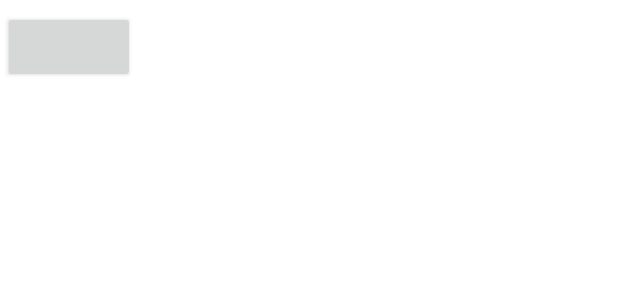
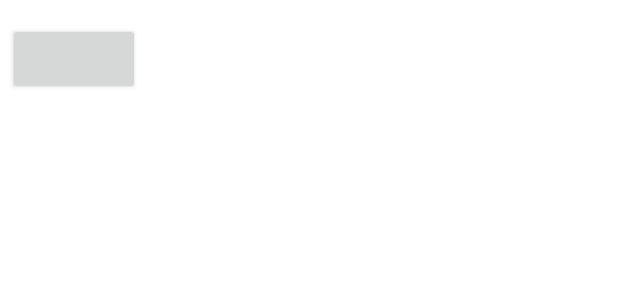
Before and after one commit to kshashov/Android-translate, an Android app: the layout history_item.xml on its own in the app's theme, with its tools: preview values and no code run, on a phone screen of 412 x 824 dp. Shown: the top 300 px of the screen. Run offline under Robolectric (Android 15) with nearby library versions, the phone set to English and light mode, and no system bars; plain views replace MaterialFavoriteButton.

Commit message:
fixes and some ui changes

```diff
--- a/app/src/main/java/shashov/translate/ui/fragments/TranslateFragment.java
+++ b/app/src/main/java/shashov/translate/ui/fragments/TranslateFragment.java
@@ -158,10 +158,9 @@ public class TranslateFragment extends MvpAppCompatFragment implements Translate
         if (!translate.getInput().equals(etInputText.getText().toString().trim())) {
             etInputText.removeTextChangedListener(this);
             etInputText.setText(translate.getInput());
-            etInputText.addTextChangedListener(this);
             Log.d(TAG, "input = [" + translate.getInput() + "," + etInputText.getText().toString().trim() + "]");
         }
-
+        etInputText.addTextChangedListener(this);
         //langs
         setupLang(true, translate.getFromLang());
         setupLang(false, translate.getToLang());
--- a/app/src/main/res/drawable/border_shape.xml
+++ /dev/null
@@ -1,6 +0,0 @@
-<shape xmlns:android="http://schemas.android.com/apk/res/android">
-    <stroke
-        android:width="1dp"
-        android:color="@color/borderShapeColor"/>
-    <solid android:color="@color/bgInputPanel"/>
-</shape>
--- a/app/src/main/res/layout/fragment_translate.xml
+++ b/app/src/main/res/layout/fragment_translate.xml
@@ -51,7 +51,7 @@
             android:id="@+id/language_panel"
             android:orientation="horizontal"
             android:layout_width="match_parent"
-            android:layout_height="wrap_content"
+            android:layout_height="?attr/actionBarSize"
             android:background="@color/bgActionBar"
             android:paddingBottom="@dimen/paddingNormal"
             android:paddingTop="@dimen/paddingNormal"
@@ -164,10 +164,6 @@
                     android:textColor="@color/black"
                     app:timeout="500"/>
 
-                <!--<TextView-->
-                <!--android:layout_width="wrap_content"-->
-                <!--android:layout_height="wrap_content"-->
-                <!--android:text="@string/loading"/>-->
             </LinearLayout>
 
             <include layout="@layout/no_data"/>
--- a/app/src/main/res/layout/history_item.xml
+++ b/app/src/main/res/layout/history_item.xml
@@ -3,36 +3,40 @@
     xmlns:android="http://schemas.android.com/apk/res/android"
     android:layout_width="match_parent"
     android:layout_height="wrap_content"
-    android:padding="@dimen/paddingSmall"
+    android:paddingTop="@dimen/paddingBig"
     android:background="@color/bgHistoryItem">
 
     <com.github.ivbaranov.mfb.MaterialFavoriteButton
         android:id="@+id/translate_favorite"
-        android:layout_alignParentLeft="true"
+        android:layout_alignParentStart="true"
+        android:layout_alignParentTop="true"
         app:mfb_animate_favorite="true"
         app:mfb_animate_unfavorite="false"
-        app:mfb_padding="12"
         android:layout_width="wrap_content"
         android:layout_height="wrap_content"
-        android:layout_centerVertical="true"/>
+        android:layout_margin="@dimen/paddingNormal"
+        app:mfb_type="star"
+        app:mfb_color="black"
+        app:mfb_padding="0"
+        app:mfb_size="24"/>
 
     <TextView
         android:id="@+id/tv_lang_code"
         android:layout_width="wrap_content"
         android:layout_height="wrap_content"
         android:text=""
-        android:layout_alignParentRight="true"
-        android:textSize="@dimen/baseTextSize"
+        android:layout_alignParentEnd="true"
+        android:textSize="@dimen/baseTextSizeSmall"
         android:textAllCaps="true"
         android:textColor="@color/textCaption"
-        android:layout_margin="@dimen/paddingNormal"
+        android:layout_margin="@dimen/paddingBig"
         android:layout_centerVertical="true"/>
 
     <LinearLayout
         android:layout_width="fill_parent"
         android:layout_height="wrap_content"
-        android:layout_toRightOf="@+id/translate_favorite"
-        android:layout_toLeftOf="@id/tv_lang_code"
+        android:layout_toEndOf="@+id/translate_favorite"
+        android:layout_toStartOf="@id/tv_lang_code"
         android:layout_centerVertical="true"
         android:orientation="vertical">
 
@@ -42,7 +46,7 @@
             android:layout_height="wrap_content"
             android:maxLines="2"
             android:ellipsize="end"
-            android:textSize="@dimen/baseTextSizeBig"
+            android:textSize="@dimen/baseTextSize"
             android:textColor="@color/textBase"/>
 
         <TextView
@@ -51,7 +55,7 @@
             android:layout_height="wrap_content"
             android:maxLines="2"
             android:ellipsize="end"
-            android:textSize="@dimen/baseTextSizeBig"
+            android:textSize="@dimen/baseTextSize"
             android:textColor="@color/textCaption"/>
     </LinearLayout>
 
--- a/app/src/main/res/values-large/dimens.xml
+++ b/app/src/main/res/values-large/dimens.xml
@@ -1,10 +1,11 @@
+<?xml version="1.0" encoding="utf-8"?>
 <resources>
     <dimen name="baseTextSize">16sp</dimen>
+    <dimen name="baseTextSizeSmall">14sp</dimen>
     <dimen name="baseTextSizeBig">20sp</dimen>
     <dimen name="translateTextSizeBig">200sp</dimen>
-    <dimen name="inputTextSize">48sp</dimen>
+    <dimen name="inputTextSize">18sp</dimen>
 
-    <dimen name="paddingSmall">7dp</dimen>
     <dimen name="paddingNormal">13dp</dimen>
     <dimen name="paddingBig">25dp</dimen>
 </resources>
--- a/app/src/main/res/values-mdpi/dimens.xml
+++ b/app/src/main/res/values-mdpi/dimens.xml
@@ -1,11 +1,11 @@
 <?xml version="1.0" encoding="utf-8"?>
 <resources>
     <dimen name="baseTextSize">16sp</dimen>
+    <dimen name="baseTextSizeSmall">14sp</dimen>
     <dimen name="baseTextSizeBig">22sp</dimen>
     <dimen name="translateTextSizeBig">150sp</dimen>
     <dimen name="inputTextSize">18sp</dimen>
 
-    <dimen name="paddingSmall">2dp</dimen>
     <dimen name="paddingNormal">5dp</dimen>
     <dimen name="paddingBig">10dp</dimen>
 </resources>
--- a/app/src/main/res/values/colors.xml
+++ b/app/src/main/res/values/colors.xml
@@ -33,7 +33,7 @@
     <color name="textCaption">@color/gray</color>
     <color name="bgHistoryItem">@color/white</color>
     <color name="bgHistory">@color/white</color>
-    <color name="bgActionBar">@color/colorAccent</color>
+    <color name="bgActionBar">#ecf0f1</color>
     <color name="textActionBar">@color/black</color>
     <color name="bgTranslateFragment">#ecf0f1</color>
     <color name="bgTranslatedFullscreen">@color/white</color>
--- a/app/src/main/res/values/dimens.xml
+++ b/app/src/main/res/values/dimens.xml
@@ -1,10 +1,11 @@
+<?xml version="1.0" encoding="utf-8"?>
 <resources>
     <dimen name="baseTextSize">18sp</dimen>
+    <dimen name="baseTextSizeSmall">16sp</dimen>
     <dimen name="baseTextSizeBig">28sp</dimen>
     <dimen name="translateTextSizeBig">200sp</dimen>
-    <dimen name="inputTextSize">48sp</dimen>
+    <dimen name="inputTextSize">24sp</dimen>
 
-    <dimen name="paddingSmall">5dp</dimen>
     <dimen name="paddingNormal">10dp</dimen>
     <dimen name="paddingBig">20dp</dimen>
 </resources>
--- a/app/src/main/res/values/strings.xml
+++ b/app/src/main/res/values/strings.xml
@@ -13,7 +13,6 @@
     <string name="all">All</string>
     <string name="favorites">Favorites</string>
     <string name="deleteAll">Are you sure you want to clear this history?</string>
-    <!--<string name="deleteFav">Are you sure you want to clear your favorites?</string>-->
     <string name="wtf_error">An unexpected error occurred</string>
     <string name="remove">Remove</string>
     <string name="clear">Сlear</string>
--- a/build.gradle
+++ b/build.gradle
@@ -10,7 +10,8 @@ buildscript {
         classpath 'me.tatarka:gradle-retrolambda:3.2.5'
         classpath 'me.tatarka.retrolambda.projectlombok:lombok.ast:0.2.3.a2'
         classpath "io.realm:realm-gradle-plugin:2.0.1"
-        classpath 'com.dicedmelon.gradle:jacoco-android:0.1.2'
+//        classpath 'com.dicedmelon.gradle:jacoco-android:0.1.2'
+        classpath 'com.trickyandroid:jacoco-everywhere:0.2.1'
     }
 
     configurations.classpath.exclude group: 'com.android.tools.external.lombok'
```
Also changed, not shown: app/build.gradle (+7 -2 lines), app/src/main/java/shashov/translate/mvp/presenters/HistoryPresenter.java (+5 -2 lines), app/src/main/java/shashov/translate/mvp/presenters/TranslatePresenter.java (+7 -3 lines), app/src/main/java/shashov/translate/ui/fragments/HistoryFragment.java (+9 -4 lines), app/src/main/res/layout-w820dp/fragment_translate.xml (+113 -88 lines), app/src/main/res/layout/fragment_history.xml (+5 -12 lines), app/src/main/res/mipmap-mdpi/currency_calc.png (deleted), 3 other files.
